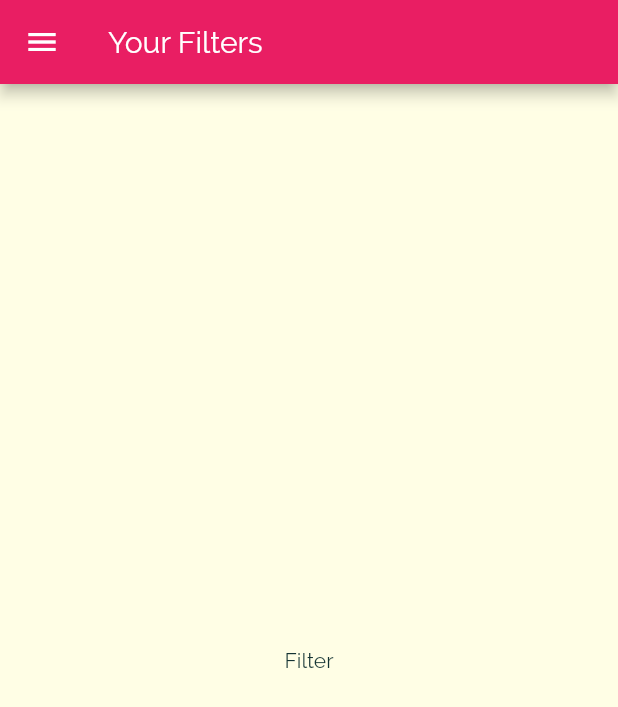
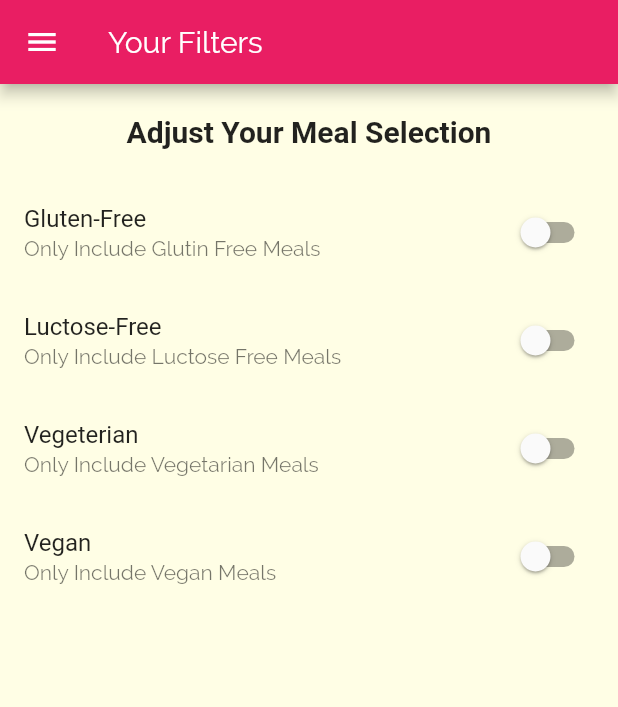
Before and after one commit to imrishuroy/Flutter-Meals-App, a Flutter app: the FiltersScreen screen opened by its route, on a phone screen of 412 x 824 dp. Shown: the top 707 px of the screen. Run offline on Flutter 3.47's test engine with Material 2 defaults, Android fonts, the phone set to English and light mode, and no system bars; Roboto replaces fonts that are missing (RobotCondensed).

Commit message:
Added SwitchListTile In Filter

```diff
--- a/lib/screens/filters_screen.dart
+++ b/lib/screens/filters_screen.dart
@@ -1,8 +1,33 @@
 import 'package:flutter/material.dart';
 import '../widgets/main_drawer.dart';
 
-class FiltersScreen extends StatelessWidget {
+class FiltersScreen extends StatefulWidget {
   static const routeName = '/filters';
+
+  @override
+  _FiltersScreenState createState() => _FiltersScreenState();
+}
+
+class _FiltersScreenState extends State<FiltersScreen> {
+  var _glutenFree = false;
+  var _vegetarian = false;
+  var _vegan = false;
+  var _lactoseFree = false;
+
+  Widget _buildSwitchListTile(
+    String title,
+    String discription,
+    bool currentValue,
+    Function updateValue,
+  ) {
+    return SwitchListTile(
+      title: Text(title),
+      value: currentValue,
+      subtitle: Text(discription),
+      onChanged: updateValue,
+    );
+  }
+
   @override
   Widget build(BuildContext context) {
     return Scaffold(
@@ -10,8 +35,70 @@ class FiltersScreen extends StatelessWidget {
         title: Text('Your Filters'),
       ),
       drawer: MainDrawer(),
-      body: Center(
-        child: Text('Filter'),
+      body: Column(
+        children: [
+          Container(
+            padding: EdgeInsets.all(20),
+            child: Text(
+              'Adjust Your Meal Selection',
+              style: Theme.of(context).textTheme.headline6,
+            ),
+          ),
+          Expanded(
+            child: ListView(
+              children: [
+                _buildSwitchListTile(
+                  'Gluten-Free',
+                  'Only Include Glutin Free Meals',
+                  _glutenFree,
+                  (newValue) {
+                    setState(
+                      () {
+                        _glutenFree = newValue;
+                      },
+                    );
+                  },
+                ),
+                _buildSwitchListTile(
+                  'Luctose-Free',
+                  'Only Include Luctose Free Meals',
+                  _lactoseFree,
+                  (newValue) {
+                    setState(
+                      () {
+                        _lactoseFree = newValue;
+                      },
+                    );
+                  },
+                ),
+                _buildSwitchListTile(
+                  'Vegeterian',
+                  'Only Include Vegetarian Meals',
+                  _vegetarian,
+                  (newValue) {
+                    setState(
+                      () {
+                        _vegetarian = newValue;
+                      },
+                    );
+                  },
+                ),
+                _buildSwitchListTile(
+                  'Vegan',
+                  'Only Include Vegan Meals',
+                  _vegan,
+                  (newValue) {
+                    setState(
+                      () {
+                        _vegan = newValue;
+                      },
+                    );
+                  },
+                ),
+              ],
+            ),
+          )
+        ],
       ),
     );
   }
```
